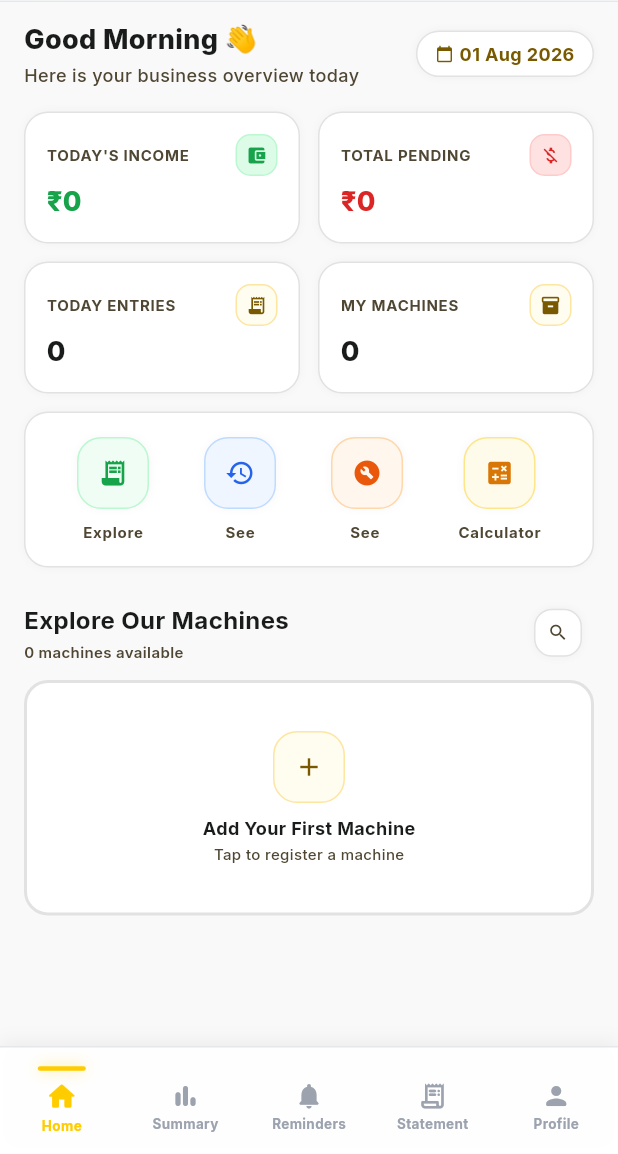
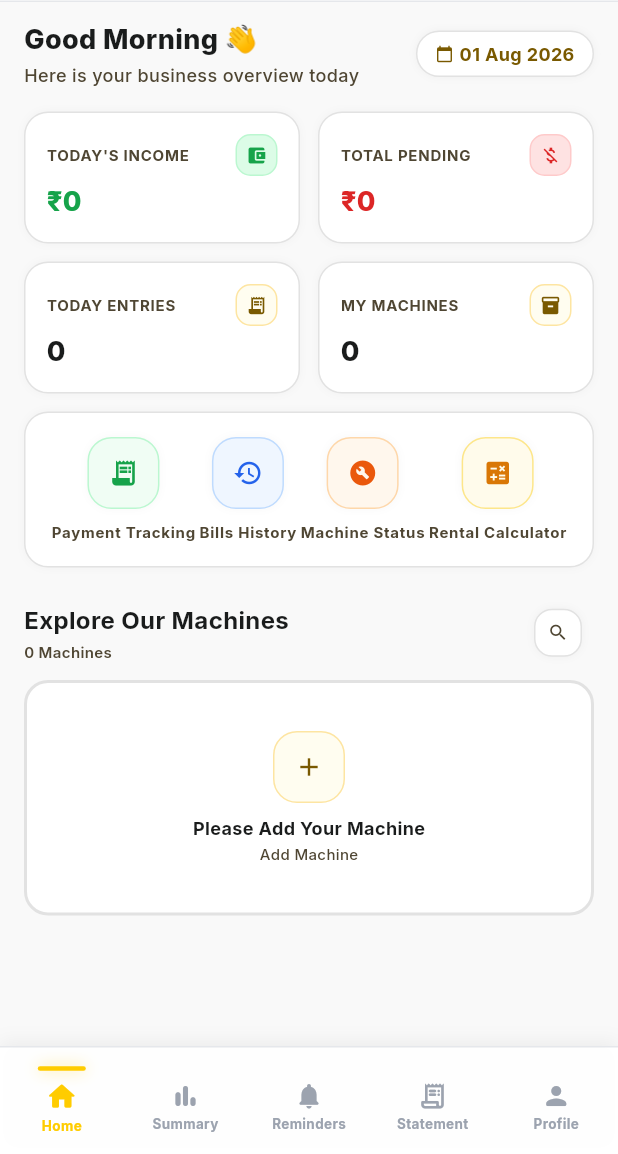
Before and after one commit to Amanratho/Tech, a Flutter app: the HomeScreen screen opened by its route, on a phone screen of 412 x 824 dp, the part 82-1236 px from its top. Run offline on Flutter 3.47's test engine with Material 3 defaults, Android fonts, the phone set to English and light mode, and no system bars; our stand-ins replace dio, easy_localization, firebase_auth, firebase_core, flutter_riverpod, flutter_secure_storage and 3 more; accounts and stored records are empty; network calls fail.

Commit message:
feat: implement core UI components including top app bar and dashboard header widgets

```diff
--- a/rentveda_app/lib/core/widgets/bottom_nav_bar.dart
+++ b/rentveda_app/lib/core/widgets/bottom_nav_bar.dart
@@ -1,6 +1,7 @@
 import 'package:flutter/material.dart';
 import 'package:google_fonts/google_fonts.dart';
 import 'package:go_router/go_router.dart';
+import 'package:easy_localization/easy_localization.dart';
 
 class BottomNavBar extends StatelessWidget {
   final int currentIndex;
@@ -13,11 +14,11 @@ class BottomNavBar extends StatelessWidget {
   @override
   Widget build(BuildContext context) {
     final items = [
-      _NavItem(icon: Icons.home_rounded, label: 'Home', path: '/home'),
-      _NavItem(icon: Icons.bar_chart_rounded, label: 'Summary', path: '/summary'),
-      _NavItem(icon: Icons.notifications_rounded, label: 'Reminders', path: '/payment-tracking'),
-      _NavItem(icon: Icons.receipt_long_rounded, label: 'Statement', path: '/statement'),
-      _NavItem(icon: Icons.person_rounded, label: 'Profile', path: '/profile'),
+      _NavItem(icon: Icons.home_rounded, label: tr('home'), path: '/home'),
+      _NavItem(icon: Icons.bar_chart_rounded, label: tr('navSummary'), path: '/summary'),
+      _NavItem(icon: Icons.notifications_rounded, label: tr('navReminders'), path: '/payment-tracking'),
+      _NavItem(icon: Icons.receipt_long_rounded, label: tr('navStatement'), path: '/statement'),
+      _NavItem(icon: Icons.person_rounded, label: tr('profile'), path: '/profile'),
     ];
 
     return Container(
--- a/rentveda_app/lib/core/widgets/top_app_bar.dart
+++ b/rentveda_app/lib/core/widgets/top_app_bar.dart
@@ -1,5 +1,6 @@
 import 'package:flutter/material.dart';
 import 'package:google_fonts/google_fonts.dart';
+import 'package:easy_localization/easy_localization.dart';
 
 class RentVedaAppBar extends StatelessWidget implements PreferredSizeWidget {
   const RentVedaAppBar({super.key});
@@ -11,6 +12,8 @@ class RentVedaAppBar extends StatelessWidget implements PreferredSizeWidget {
 
   @override
   Widget build(BuildContext context) {
+    final isEn = context.locale.languageCode == 'en';
+
     return Container(
       height: 56 + MediaQuery.of(context).padding.top,
       padding: EdgeInsets.only(top: MediaQuery.of(context).padding.top),
@@ -68,7 +71,15 @@ class RentVedaAppBar extends StatelessWidget implements PreferredSizeWidget {
             Row(
               children: [
                 // Language toggle pill
-                Container(
+                GestureDetector(
+                  onTap: () {
+                    if (isEn) {
+                      context.setLocale(const Locale('hi'));
+                    } else {
+                      context.setLocale(const Locale('en'));
+                    }
+                  },
+                  child: Container(
                     padding: const EdgeInsets.symmetric(horizontal: 12, vertical: 6),
                     decoration: BoxDecoration(
                       color: const Color(0xFFF8F9FA),
@@ -78,13 +89,14 @@ class RentVedaAppBar extends StatelessWidget implements PreferredSizeWidget {
                     child: Row(
                       mainAxisSize: MainAxisSize.min,
                       children: [
-                      Icon(Icons.language, size: 14, color: primaryColor),
+                        const Icon(Icons.language, size: 14, color: primaryColor),
                         const SizedBox(width: 4),
                         Text(
-                        'हिन्दी',
+                          isEn ? 'हिन्दी' : 'ENG',
                           style: GoogleFonts.inter(fontSize: 12, fontWeight: FontWeight.w700, color: const Color(0xFF1A1C1C)),
                         ),
                       ],
+                    ),
                   ),
                 ),
                 const SizedBox(width: 12),
--- a/rentveda_app/lib/features/home/presentation/widgets/dashboard_header.dart
+++ b/rentveda_app/lib/features/home/presentation/widgets/dashboard_header.dart
@@ -1,6 +1,6 @@
 import 'package:flutter/material.dart';
 import 'package:google_fonts/google_fonts.dart';
-import 'package:intl/intl.dart';
+import 'package:easy_localization/easy_localization.dart';
 
 class DashboardHeader extends StatelessWidget {
   final List<dynamic> payments;
@@ -26,13 +26,13 @@ class DashboardHeader extends StatelessWidget {
   Widget build(BuildContext context) {
     // Calculate greeting
     final hour = DateTime.now().hour;
-    String greeting;
+    String greetingKey;
     if (hour < 12) {
-      greeting = 'Good Morning 👋';
+      greetingKey = 'greetingMorning';
     } else if (hour < 17) {
-      greeting = 'Good Afternoon 👋';
+      greetingKey = 'greetingAfternoon';
     } else {
-      greeting = 'Good Evening 👋';
+      greetingKey = 'greetingEvening';
     }
 
     // Calculate metrics
@@ -77,12 +77,12 @@ class DashboardHeader extends StatelessWidget {
                   crossAxisAlignment: CrossAxisAlignment.start,
                   children: [
                     Text(
-                      greeting,
+                      tr(greetingKey),
                       style: GoogleFonts.inter(fontSize: 18, fontWeight: FontWeight.w800, color: const Color(0xFF1A1C1C)),
                     ),
                     const SizedBox(height: 2),
                     Text(
-                      'Here is your business overview today',
+                      tr('greetingSubtitle'),
                       style: GoogleFonts.inter(fontSize: 12, color: const Color(0xFF4F4633), fontWeight: FontWeight.w500),
                     ),
                   ],
@@ -117,7 +117,7 @@ class DashboardHeader extends StatelessWidget {
             children: [
               Expanded(
                 child: _MetricCard(
-                  title: "TODAY'S INCOME",
+                  title: tr('todayIncome').toUpperCase(),
                   value: '₹${NumberFormat('#,##,###').format(todayIncome.toInt())}',
                   valueColor: const Color(0xFF16A34A),
                   icon: Icons.account_balance_wallet,
@@ -130,7 +130,7 @@ class DashboardHeader extends StatelessWidget {
               const SizedBox(width: 12),
               Expanded(
                 child: _MetricCard(
-                  title: "TOTAL PENDING",
+                  title: tr('totalPendingDues').toUpperCase(),
                   value: '₹${NumberFormat('#,##,###').format(totalPending.toInt())}',
                   valueColor: const Color(0xFFDC2626),
                   icon: Icons.money_off,
@@ -147,7 +147,7 @@ class DashboardHeader extends StatelessWidget {
             children: [
               Expanded(
                 child: _MetricCard(
-                  title: "TODAY ENTRIES",
+                  title: tr('activeWorkEntries').toUpperCase(),
                   value: '$todayEntries',
                   valueColor: const Color(0xFF1A1C1C),
                   icon: Icons.receipt_long,
@@ -160,7 +160,7 @@ class DashboardHeader extends StatelessWidget {
               const SizedBox(width: 12),
               Expanded(
                 child: _MetricCard(
-                  title: "MY MACHINES",
+                  title: tr('totalMachinesCount').toUpperCase(),
                   value: '${machines.length}',
                   valueColor: const Color(0xFF1A1C1C),
                   icon: Icons.inventory_2,
@@ -190,30 +190,32 @@ class DashboardHeader extends StatelessWidget {
                     height: 32,
                     decoration: BoxDecoration(
                       color: const Color(0xFFFEE2E2),
-                      borderRadius: BorderRadius.circular(12),
+                      borderRadius: BorderRadius.circular(8),
                     ),
-                    child: const Icon(Icons.warning_amber_rounded, size: 16, color: Color(0xFFDC2626)),
+                    child: const Icon(Icons.warning_amber_rounded, size: 18, color: Color(0xFFDC2626)),
                   ),
                   const SizedBox(width: 12),
                   Expanded(
                     child: Column(
                       crossAxisAlignment: CrossAxisAlignment.start,
                       children: [
-                        Text('Pending Dues Follow-up Required',
-                          style: GoogleFonts.inter(fontSize: 12, fontWeight: FontWeight.w700, color: const Color(0xFFB91C1C))),
-                        Text('$overdueCount reminders require urgent follow-up today.',
-                          style: GoogleFonts.inter(fontSize: 10, color: const Color(0xFFDC2626), fontWeight: FontWeight.w500)),
+                        Text(
+                          tr('overdueAlertTitle'),
+                          style: GoogleFonts.inter(fontSize: 12, fontWeight: FontWeight.w700, color: const Color(0xFF991B1B)),
+                        ),
+                        Text(
+                          tr('overdueAlertMsg'),
+                          style: GoogleFonts.inter(fontSize: 10, color: const Color(0xFFB91C1C)),
+                        ),
                       ],
                     ),
                   ),
-                  Container(
-                    padding: const EdgeInsets.symmetric(horizontal: 10, vertical: 4),
-                    decoration: BoxDecoration(
-                      color: const Color(0xFFFEE2E2),
-                      borderRadius: BorderRadius.circular(12),
+                  TextButton(
+                    onPressed: onPaymentsTap,
+                    child: Text(
+                      tr('viewDues'),
+                      style: GoogleFonts.inter(fontSize: 12, fontWeight: FontWeight.w700, color: const Color(0xFFDC2626)),
                     ),
-                    child: Text('View Dues',
-                      style: GoogleFonts.inter(fontSize: 10, fontWeight: FontWeight.w800, color: const Color(0xFFB91C1C))),
                   ),
                 ],
               ),
--- a/rentveda_app/lib/features/home/presentation/widgets/machine_gallery.dart
+++ b/rentveda_app/lib/features/home/presentation/widgets/machine_gallery.dart
@@ -1,5 +1,6 @@
 import 'package:flutter/material.dart';
 import 'package:google_fonts/google_fonts.dart';
+import 'package:easy_localization/easy_localization.dart';
 
 class MachineGallery extends StatelessWidget {
   final List<dynamic> machines;
@@ -21,10 +22,10 @@ class MachineGallery extends StatelessWidget {
               Column(
                 crossAxisAlignment: CrossAxisAlignment.start,
                 children: [
-                  Text('Explore Our Machines',
+                  Text(tr('exploreMachines'),
                     style: GoogleFonts.inter(fontSize: 16, fontWeight: FontWeight.w700, color: const Color(0xFF1A1C1C))),
                   const SizedBox(height: 2),
-                  Text('${machines.length} machines available',
+                  Text('${machines.length} ${tr('machinesCount')}',
                     style: GoogleFonts.inter(fontSize: 10, fontWeight: FontWeight.w600, color: const Color(0xFF4F4633))),
                 ],
               ),
@@ -68,10 +69,10 @@ class MachineGallery extends StatelessWidget {
                       child: const Icon(Icons.add, size: 20, color: Color(0xFF795900)),
                     ),
                     const SizedBox(height: 8),
-                    Text('Add Your First Machine',
+                    Text(tr('addYourMachine'),
                       style: GoogleFonts.inter(fontSize: 12, fontWeight: FontWeight.w700, color: const Color(0xFF1A1C1C))),
                     const SizedBox(height: 2),
-                    Text('Tap to register a machine',
+                    Text(tr('addMachine'),
                       style: GoogleFonts.inter(fontSize: 10, fontWeight: FontWeight.w500, color: const Color(0xFF4F4633))),
                   ],
                 ),
@@ -112,7 +113,7 @@ class MachineGallery extends StatelessWidget {
                             child: const Icon(Icons.add, size: 16, color: Color(0xFF795900)),
                           ),
                           const SizedBox(height: 8),
-                          Text('ADD NEW', style: GoogleFonts.inter(fontSize: 10, fontWeight: FontWeight.w700, color: const Color(0xFF4F4633), letterSpacing: 0.5)),
+                          Text(tr('addMachineButton').toUpperCase(), style: GoogleFonts.inter(fontSize: 10, fontWeight: FontWeight.w700, color: const Color(0xFF4F4633), letterSpacing: 0.5)),
                         ],
                       ),
                     ),
--- a/rentveda_app/lib/features/home/presentation/widgets/quick_actions.dart
+++ b/rentveda_app/lib/features/home/presentation/widgets/quick_actions.dart
@@ -9,10 +9,10 @@ class QuickActions extends StatelessWidget {
   @override
   Widget build(BuildContext context) {
     final actions = [
-      _Action(title: tr('paymentTrackingButton') == 'paymentTrackingButton' ? 'Payments' : tr('paymentTrackingButton'), icon: Icons.receipt_long, color: const Color(0xFF16A34A), bgColor: const Color(0xFFF0FDF4), borderColor: const Color(0xFFBBF7D0), path: '/payment-tracking'),
-      _Action(title: tr('billsHistoryButton') == 'billsHistoryButton' ? 'Bills' : tr('billsHistoryButton'), icon: Icons.history, color: const Color(0xFF2563EB), bgColor: const Color(0xFFEFF6FF), borderColor: const Color(0xFFBFDBFE), path: '/summary'),
-      _Action(title: tr('machineStatusButton') == 'machineStatusButton' ? 'Machine' : tr('machineStatusButton'), icon: Icons.build_circle, color: const Color(0xFFEA580C), bgColor: const Color(0xFFFFF7ED), borderColor: const Color(0xFFFED7AA), path: '/summary'),
-      _Action(title: tr('calculator') == 'calculator' ? 'Calculator' : tr('calculator'), icon: Icons.calculate, color: const Color(0xFFD97706), bgColor: const Color(0xFFFFFBEB), borderColor: const Color(0xFFFDE68A), path: '/summary'),
+      _Action(title: tr('paymentTracking'), icon: Icons.receipt_long, color: const Color(0xFF16A34A), bgColor: const Color(0xFFF0FDF4), borderColor: const Color(0xFFBBF7D0), path: '/payment-tracking'),
+      _Action(title: tr('billsHistory'), icon: Icons.history, color: const Color(0xFF2563EB), bgColor: const Color(0xFFEFF6FF), borderColor: const Color(0xFFBFDBFE), path: '/summary'),
+      _Action(title: tr('machineStatus'), icon: Icons.build_circle, color: const Color(0xFFEA580C), bgColor: const Color(0xFFFFF7ED), borderColor: const Color(0xFFFED7AA), path: '/summary'),
+      _Action(title: tr('rentalCalculator'), icon: Icons.calculate, color: const Color(0xFFD97706), bgColor: const Color(0xFFFFFBEB), borderColor: const Color(0xFFFDE68A), path: '/summary'),
     ];
 
     return Padding(
--- a/rentveda_app/lib/features/home/presentation/widgets/recent_activity.dart
+++ b/rentveda_app/lib/features/home/presentation/widgets/recent_activity.dart
@@ -1,6 +1,6 @@
 import 'package:flutter/material.dart';
 import 'package:google_fonts/google_fonts.dart';
-import 'package:intl/intl.dart';
+import 'package:easy_localization/easy_localization.dart';
 
 class RecentActivity extends StatelessWidget {
   final List<dynamic> payments;
@@ -28,11 +28,11 @@ class RecentActivity extends StatelessWidget {
           Row(
             mainAxisAlignment: MainAxisAlignment.spaceBetween,
             children: [
-              Text('Recent Activity',
+              Text(tr('recentActivityTitle'),
                 style: GoogleFonts.inter(fontSize: 16, fontWeight: FontWeight.w700, color: const Color(0xFF1A1C1C))),
               Row(
                 children: [
-                  Text('View All', style: GoogleFonts.inter(fontSize: 12, fontWeight: FontWeight.w700, color: const Color(0xFF795900))),
+                  Text(tr('viewAllHistory'), style: GoogleFonts.inter(fontSize: 12, fontWeight: FontWeight.w700, color: const Color(0xFF795900))),
                   const SizedBox(width: 4),
                   const Icon(Icons.arrow_forward, size: 12, color: Color(0xFF795900)),
                 ],
```
Lines whose indentation alone changed are shown as unchanged.
